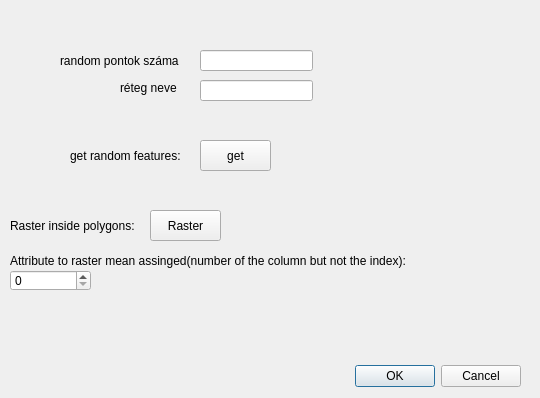
pappmarci95/Testudo_hermanni, file myplugin_dialog_base.ui: the form before one commit.
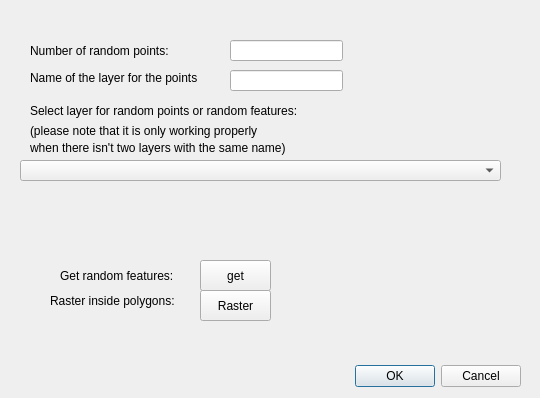
The form after the commit.

```diff
--- a/myplugin_dialog_base.ui
+++ b/myplugin_dialog_base.ui
@@ -32,44 +32,44 @@
   <widget class="QLineEdit" name="point_number">
    <property name="geometry">
     <rect>
-     <x>200</x>
-     <y>50</y>
-     <width>113</width>
-     <height>21</height>
-    </rect>
-   </property>
-  </widget>
-  <widget class="QLabel" name="label">
-   <property name="geometry">
-    <rect>
-     <x>60</x>
+     <x>230</x>
      <y>40</y>
-     <width>141</width>
+     <width>113</width>
+     <height>21</height>
+    </rect>
+   </property>
+  </widget>
+  <widget class="QLabel" name="label">
+   <property name="geometry">
+    <rect>
+     <x>30</x>
+     <y>30</y>
+     <width>171</width>
      <height>41</height>
     </rect>
    </property>
    <property name="text">
-    <string>random pontok száma</string>
+    <string>Number of random points:</string>
    </property>
   </widget>
   <widget class="QLabel" name="label_2">
    <property name="geometry">
     <rect>
-     <x>120</x>
-     <y>80</y>
-     <width>71</width>
-     <height>16</height>
+     <x>30</x>
+     <y>100</y>
+     <width>321</width>
+     <height>21</height>
     </rect>
    </property>
    <property name="text">
-    <string>réteg neve</string>
+    <string>Select layer for random points or random features:</string>
    </property>
   </widget>
   <widget class="QLineEdit" name="name_widget">
    <property name="geometry">
     <rect>
-     <x>200</x>
-     <y>80</y>
+     <x>230</x>
+     <y>70</y>
      <width>113</width>
      <height>21</height>
     </rect>
@@ -78,21 +78,21 @@
   <widget class="QLabel" name="label_3">
    <property name="geometry">
     <rect>
-     <x>70</x>
-     <y>140</y>
+     <x>60</x>
+     <y>260</y>
      <width>131</width>
      <height>31</height>
     </rect>
    </property>
    <property name="text">
-    <string>get random features:</string>
+    <string>Get random features:</string>
    </property>
   </widget>
   <widget class="QPushButton" name="get_random">
    <property name="geometry">
     <rect>
      <x>200</x>
-     <y>140</y>
+     <y>260</y>
      <width>71</width>
      <height>31</height>
     </rect>
@@ -104,8 +104,8 @@
   <widget class="QLabel" name="label_4">
    <property name="geometry">
     <rect>
-     <x>10</x>
-     <y>205</y>
+     <x>50</x>
+     <y>280</y>
      <width>151</width>
      <height>41</height>
     </rect>
@@ -117,8 +117,8 @@
   <widget class="QPushButton" name="rasterbutton">
    <property name="geometry">
     <rect>
-     <x>150</x>
-     <y>210</y>
+     <x>200</x>
+     <y>290</y>
      <width>71</width>
      <height>31</height>
     </rect>
@@ -127,27 +127,53 @@
     <string>Raster</string>
    </property>
   </widget>
+  <widget class="QComboBox" name="cbox">
+   <property name="geometry">
+    <rect>
+     <x>20</x>
+     <y>160</y>
+     <width>481</width>
+     <height>21</height>
+    </rect>
+   </property>
+  </widget>
   <widget class="QLabel" name="label_5">
    <property name="geometry">
     <rect>
-     <x>10</x>
-     <y>250</y>
-     <width>471</width>
+     <x>30</x>
+     <y>120</y>
+     <width>461</width>
      <height>21</height>
     </rect>
    </property>
    <property name="text">
-    <string>Attribute to raster mean assinged(number of the column but not the index):</string>
+    <string>(please note that it is only working properly </string>
    </property>
   </widget>
-  <widget class="QSpinBox" name="attrnumb">
+  <widget class="QLabel" name="label_6">
    <property name="geometry">
     <rect>
-     <x>10</x>
-     <y>270</y>
-     <width>81</width>
-     <height>21</height>
+     <x>30</x>
+     <y>140</y>
+     <width>391</width>
+     <height>16</height>
     </rect>
+   </property>
+   <property name="text">
+    <string>when there isn't two layers with the same name)</string>
+   </property>
+  </widget>
+  <widget class="QLabel" name="label_7">
+   <property name="geometry">
+    <rect>
+     <x>30</x>
+     <y>70</y>
+     <width>211</width>
+     <height>16</height>
+    </rect>
+   </property>
+   <property name="text">
+    <string>Name of the layer for the points</string>
    </property>
   </widget>
  </widget>
```
